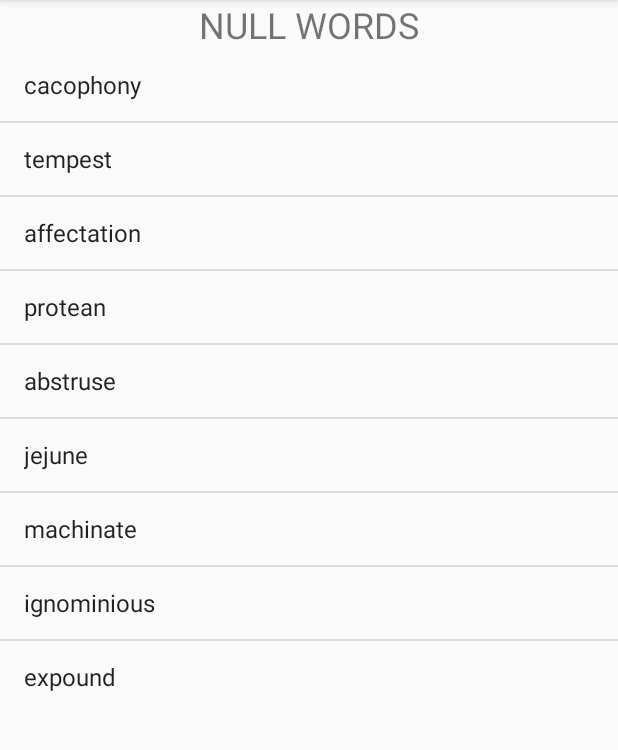
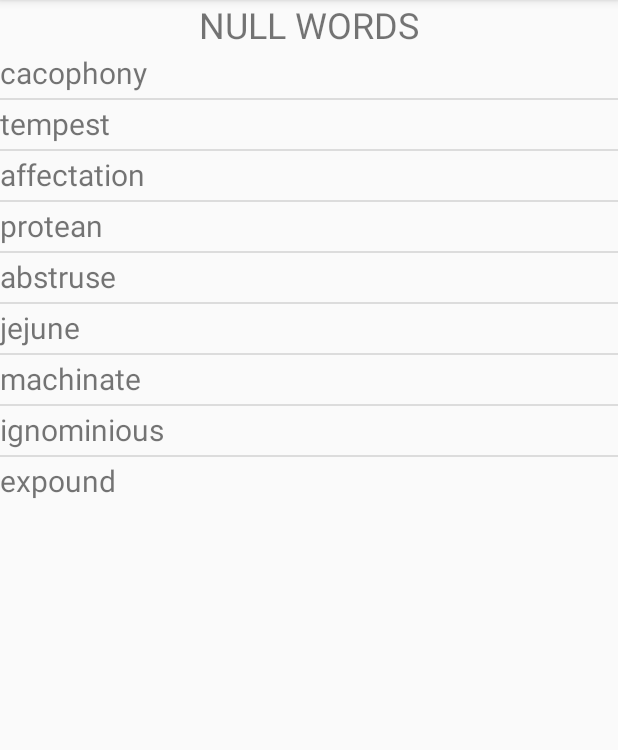
Before and after one commit to evanjohnso/QuickQuiz, an Android app: the DictionaryActivity screen opened directly, with no data from a screen before it, on a phone screen of 412 x 824 dp, the part 84-834 px from its top. Run offline under Robolectric (Android 15) with nearby library versions, the phone set to English and light mode, and no system bars; our stand-ins replace ButterKnife; 2 statements that could not run were skipped.

Commit message:
custom layout design for listView items

```diff
--- a/app/src/main/java/com/evanrjohnso/quickquiz/ui/DictionaryActivity.java
+++ b/app/src/main/java/com/evanrjohnso/quickquiz/ui/DictionaryActivity.java
@@ -35,7 +35,7 @@ public class DictionaryActivity extends AppCompatActivity {
 
         String category = getIntent().getStringExtra("category");
         mCategoryTextView.setText(category + " words");
-        ArrayAdapter adapter = new ArrayAdapter(this, android.R.layout.simple_list_item_1, displayProperDictionary(category));
+        ArrayAdapter adapter = new ArrayAdapter(this, R.layout.display_sentences_layout, displayProperDictionary(category));
         mListView.setAdapter(adapter);
 
         mListView.setOnItemClickListener(new AdapterView.OnItemClickListener() {
--- a/app/src/main/java/com/evanrjohnso/quickquiz/ui/SentencesActivity.java
+++ b/app/src/main/java/com/evanrjohnso/quickquiz/ui/SentencesActivity.java
@@ -58,7 +58,7 @@ public class SentencesActivity extends AppCompatActivity {
                             array[i] = list.get(i).getInSentence();
                         }
                         ArrayAdapter adapter = new ArrayAdapter(SentencesActivity.this,
-                                android.R.layout.simple_list_item_1, array);
+                                R.layout.display_sentences_layout, array);
                         mListView.setAdapter(adapter);
                     }
                 });
--- a/app/src/main/res/layout/activity_sentences.xml
+++ b/app/src/main/res/layout/activity_sentences.xml
@@ -17,4 +17,5 @@
         android:layout_marginTop="8dp"
         app:layout_constraintBottom_toBottomOf="parent"
         android:layout_marginBottom="8dp" />
+
 </android.support.constraint.ConstraintLayout>
--- /dev/null
+++ b/app/src/main/res/layout/display_sentences_layout.xml
@@ -0,0 +1,8 @@
+<?xml version="1.0" encoding="utf-8"?>
+<TextView xmlns:android="http://schemas.android.com/apk/res/android"
+    android:id="@android:id/text1"
+    android:paddingTop="2dip"
+    android:paddingBottom="3dip"
+    android:layout_width="wrap_content"
+    android:layout_height="wrap_content"
+    android:textSize="20sp" />
```
